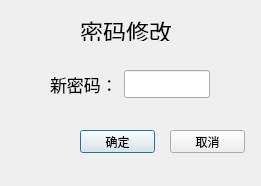
Above: Client/Administrator/Administrator/passwordchange.ui from ticketgroup/qichedinggpiao before the change. Below: the same form after it.
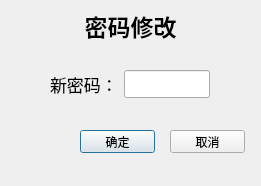
That is the form after the change.

```diff
--- a/Client/Administrator/Administrator/passwordchange.ui
+++ b/Client/Administrator/Administrator/passwordchange.ui
@@ -80,20 +80,25 @@
   <widget class="QLabel" name="label">
    <property name="geometry">
     <rect>
-     <x>80</x>
-     <y>20</y>
-     <width>91</width>
-     <height>21</height>
+     <x>0</x>
+     <y>10</y>
+     <width>261</width>
+     <height>31</height>
     </rect>
    </property>
    <property name="font">
     <font>
      <pointsize>17</pointsize>
+     <weight>75</weight>
+     <bold>true</bold>
     </font>
    </property>
    <property name="text">
     <string>密码修改</string>
    </property>
+   <property name="alignment">
+    <set>Qt::AlignCenter</set>
+   </property>
   </widget>
  </widget>
  <resources/>
```
